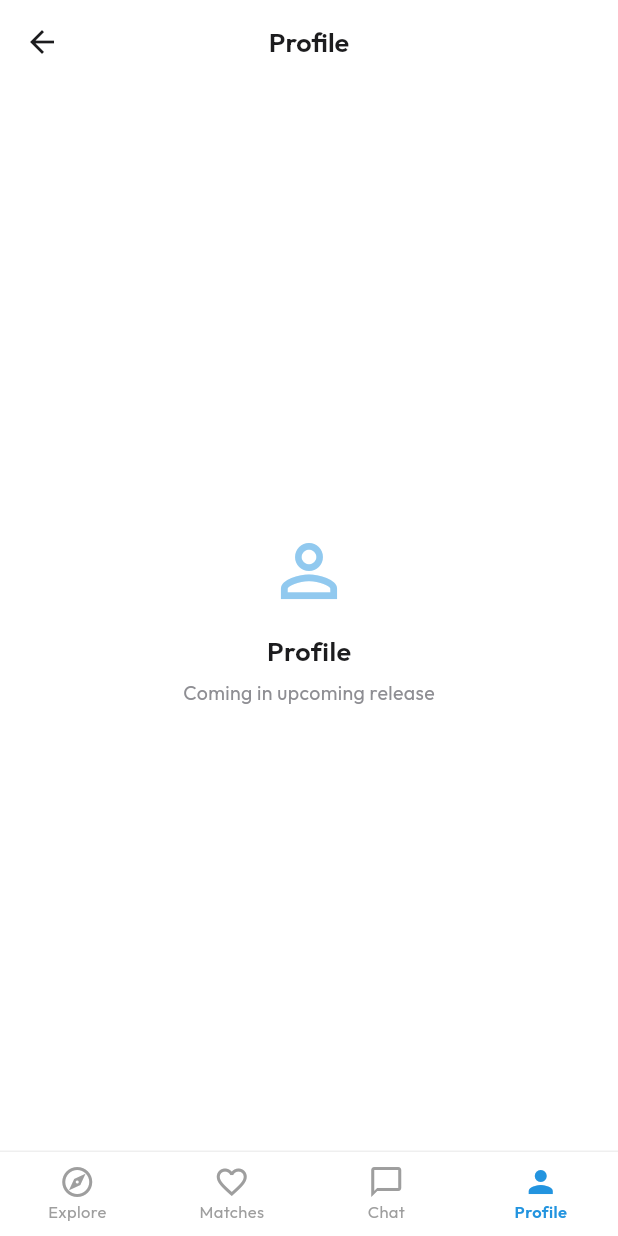
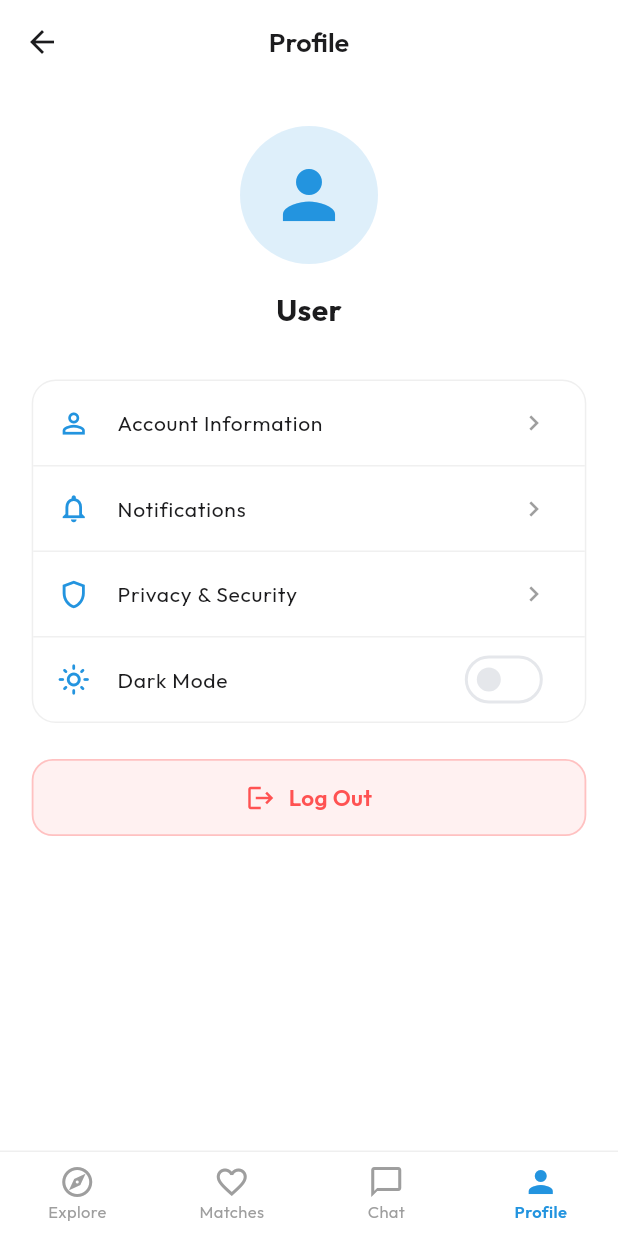
Before and after one commit to fawadahmed7456/Dream_Cather_App, a Flutter app: the MainNavigationScreen screen opened by its route, item 4 of the bottom bar chosen, on a phone screen of 412 x 824 dp. Run offline on Flutter 3.47's test engine with Material 3 defaults, Android fonts, the phone set to English and light mode, and no system bars; our stand-ins replace cached_network_image, dartz, equatable, flutter_bloc, flutter_svg, font_awesome_flutter and 9 more; accounts and stored records are empty; network calls fail.

Commit message:
settings implemented

```diff
--- a/frontend/lib/main.dart
+++ b/frontend/lib/main.dart
@@ -32,6 +32,6 @@ void main() async {
     Log.e('Boot', '[3/3] Service locator FAILED: $e');
   }
 
-  runApp(const SafarShare());
+  runApp(const DreamCatcher());
   Log.i('Boot', 'runApp dispatched');
 }
--- a/frontend/lib/src/safar_share.dart
+++ b/frontend/lib/src/dream_catcher.dart
@@ -1,8 +1,8 @@
 import 'package:flutter_localizations/flutter_localizations.dart';
 import 'src.dart';
 
-class SafarShare extends StatelessWidget {
-  const SafarShare({super.key});
+class DreamCatcher extends StatelessWidget {
+  const DreamCatcher({super.key});
 
   @override
   Widget build(BuildContext context) {
@@ -23,9 +23,9 @@ class SafarShare extends StatelessWidget {
                     title: 'Dream Catcher',
                     theme: AppTheme.lightTheme,
                     darkTheme: AppTheme.darkTheme,
-                    themeMode: themeState == ThemeOption.light
-                        ? ThemeMode.light
-                        : ThemeMode.dark,
+                    themeMode: themeState == ThemeOption.dark
+                        ? ThemeMode.dark
+                        : ThemeMode.light,
                     locale: locale,
                     localizationsDelegates: const [
                       GlobalMaterialLocalizations.delegate,
@@ -54,4 +54,4 @@ class SafarShare extends StatelessWidget {
 }
 
 /// DreamCatcherApp alias
-typedef DreamCatcherApp = SafarShare;
+typedef DreamCatcherApp = DreamCatcher;
--- a/frontend/lib/src/features/social/presentation/screens/main_navigation_screen.dart
+++ b/frontend/lib/src/features/social/presentation/screens/main_navigation_screen.dart
@@ -3,6 +3,7 @@ import '../../../../core/config/theme/app_colors.dart';
 import '../../../../core/config/theme/app_text_styles.dart';
 import '../../../../core/utils/size_utils.dart';
 import 'discover_communities_screen.dart';
+import 'profile_screen.dart';
 
 class MainNavigationScreen extends StatefulWidget {
   const MainNavigationScreen({super.key});
@@ -18,7 +19,7 @@ class _MainNavigationScreenState extends State<MainNavigationScreen> {
     DiscoverCommunitiesScreen(),
     _DummyTabScreen(title: 'Matches', icon: Icons.favorite_border),
     _DummyTabScreen(title: 'Chat', icon: Icons.chat_bubble_outline),
-    _DummyTabScreen(title: 'Profile', icon: Icons.person_outline),
+    ProfileScreen(),
   ];
 
   @override
--- /dev/null
+++ b/frontend/lib/src/features/social/presentation/screens/profile_screen.dart
@@ -0,0 +1,259 @@
+import 'package:flutter/material.dart';
+import 'package:flutter_bloc/flutter_bloc.dart';
+import 'package:supabase_flutter/supabase_flutter.dart';
+import '../../../../core/config/theme/app_colors.dart';
+import '../../../../core/config/theme/app_text_styles.dart';
+import '../../../../core/cubit/theme_cubit.dart';
+import '../../../../core/routes/routes_constants.dart';
+import '../../../../core/utils/size_utils.dart';
+import '../../../auth/presentation/bloc/auth_cubit.dart';
+
+class ProfileScreen extends StatefulWidget {
+  const ProfileScreen({super.key});
+
+  @override
+  State<ProfileScreen> createState() => _ProfileScreenState();
+}
+
+class _ProfileScreenState extends State<ProfileScreen> {
+  String _displayName = 'User';
+  String _email = '';
+  String _avatarUrl = '';
+  bool _isLoading = true;
+
+  @override
+  void initState() {
+    super.initState();
+    _loadUserProfile();
+  }
+
+  Future<void> _loadUserProfile() async {
+    try {
+      final user = Supabase.instance.client.auth.currentUser;
+      if (user != null) {
+        _email = user.email ?? '';
+        final res = await Supabase.instance.client
+            .from('users')
+            .select('full_name, username, avatar_url')
+            .eq('id', user.id)
+            .maybeSingle();
+
+        if (res != null && mounted) {
+          final fullName = res['full_name'] as String?;
+          final username = res['username'] as String?;
+          _displayName = (fullName != null && fullName.isNotEmpty)
+              ? fullName
+              : (username != null && username.isNotEmpty ? username : 'User');
+          _avatarUrl = res['avatar_url'] as String? ?? '';
+        }
+      }
+    } catch (_) {
+      // Keep default fallback
+    } finally {
+      if (mounted) {
+        setState(() => _isLoading = false);
+      }
+    }
+  }
+
+  Future<void> _handleLogout() async {
+    final confirmed = await showDialog<bool>(
+      context: context,
+      builder: (ctx) => AlertDialog(
+        shape: RoundedRectangleBorder(borderRadius: BorderRadius.circular(16)),
+        title: const Text('Log Out'),
+        content: const Text('Are you sure you want to log out of Dream Catcher?'),
+        actions: [
+          TextButton(
+            onPressed: () => Navigator.pop(ctx, false),
+            child: Text(
+              'Cancel',
+              style: TextStyle(color: Colors.grey.shade600),
+            ),
+          ),
+          ElevatedButton(
+            style: ElevatedButton.styleFrom(
+              backgroundColor: Colors.redAccent,
+              foregroundColor: Colors.white,
+              shape: RoundedRectangleBorder(borderRadius: BorderRadius.circular(8)),
+            ),
+            onPressed: () => Navigator.pop(ctx, true),
+            child: const Text('Log Out'),
+          ),
+        ],
+      ),
+    );
+
+    if (confirmed == true && mounted) {
+      await context.read<AuthCubit>().signOut();
+      if (mounted) {
+        Navigator.pushNamedAndRemoveUntil(
+          context,
+          Routes.kGetStarted,
+          (route) => false,
+        );
+      }
+    }
+  }
+
+  @override
+  Widget build(BuildContext context) {
+    final theme = Theme.of(context);
+    final isDark = theme.brightness == Brightness.dark;
+
+    return Scaffold(
+      backgroundColor: theme.scaffoldBackgroundColor,
+      appBar: AppBar(
+        title: Text('Profile', style: AppTextStyles.text18Semibold(context)),
+        centerTitle: true,
+        elevation: 0,
+        backgroundColor: Colors.transparent,
+      ),
+      body: _isLoading
+          ? const Center(child: CircularProgressIndicator())
+          : SingleChildScrollView(
+              padding: EdgeInsets.symmetric(horizontal: 20.w, vertical: 16.h),
+              child: Column(
+                crossAxisAlignment: CrossAxisAlignment.center,
+                children: [
+                  SizedBox(height: 12.h),
+
+                  // Avatar
+                  CircleAvatar(
+                    radius: 46.adaptSize,
+                    backgroundColor: AppColors.primary.withOpacity(0.15),
+                    backgroundImage: _avatarUrl.isNotEmpty
+                        ? NetworkImage(_avatarUrl)
+                        : null,
+                    child: _avatarUrl.isEmpty
+                        ? Icon(Icons.person, size: 52.adaptSize, color: AppColors.primary)
+                        : null,
+                  ),
+
+                  SizedBox(height: 16.h),
+
+                  // Name
+                  Text(
+                    _displayName,
+                    style: AppTextStyles.text20Bold(context),
+                  ),
+
+                  if (_email.isNotEmpty) ...[
+                    SizedBox(height: 4.h),
+                    Text(
+                      _email,
+                      style: AppTextStyles.text14Normal(context).copyWith(
+                        color: isDark ? Colors.grey.shade400 : Colors.grey.shade600,
+                      ),
+                    ),
+                  ],
+
+                  SizedBox(height: 32.h),
+
+                  // Menu card container
+                  Container(
+                    decoration: BoxDecoration(
+                      color: isDark ? AppColors.darkCard : Colors.white,
+                      borderRadius: BorderRadius.circular(16.adaptSize),
+                      border: Border.all(
+                        color: isDark ? AppColors.darkBorder : const Color(0xFFEFEFEF),
+                      ),
+                    ),
+                    child: Column(
+                      children: [
+                        _buildTile(
+                          icon: Icons.person_outline,
+                          title: 'Account Information',
+                          onTap: () {},
+                        ),
+                        Divider(height: 1, color: isDark ? AppColors.darkBorder : const Color(0xFFF0F0F0)),
+                        _buildTile(
+                          icon: Icons.notifications_none,
+                          title: 'Notifications',
+                          onTap: () {},
+                        ),
+                        Divider(height: 1, color: isDark ? AppColors.darkBorder : const Color(0xFFF0F0F0)),
+                        _buildTile(
+                          icon: Icons.shield_outlined,
+                          title: 'Privacy & Security',
+                          onTap: () {},
+                        ),
+                        Divider(height: 1, color: isDark ? AppColors.darkBorder : const Color(0xFFF0F0F0)),
+                        BlocBuilder<ThemeCubit, ThemeOption>(
+                          builder: (context, themeOption) {
+                            final isDarkMode = themeOption == ThemeOption.dark;
+                            return ListTile(
+                              leading: Icon(
+                                isDarkMode ? Icons.dark_mode_outlined : Icons.light_mode_outlined,
+                                color: AppColors.primary,
+                                size: 22.adaptSize,
+                              ),
+                              title: Text('Dark Mode', style: AppTextStyles.text14Normal(context)),
+                              trailing: Switch(
+                                value: isDarkMode,
+                                activeColor: AppColors.primary,
+                                onChanged: (_) {
+                                  context.read<ThemeCubit>().toggleTheme();
+                                },
+                              ),
+                            );
+                          },
+                        ),
+                      ],
+                    ),
+                  ),
+
+                  SizedBox(height: 24.h),
+
+                  // Logout Button
+                  InkWell(
+                    onTap: _handleLogout,
+                    borderRadius: BorderRadius.circular(14.adaptSize),
+                    child: Container(
+                      width: double.infinity,
+                      padding: EdgeInsets.symmetric(vertical: 14.h),
+                      decoration: BoxDecoration(
+                        color: Colors.redAccent.withOpacity(0.08),
+                        borderRadius: BorderRadius.circular(14.adaptSize),
+                        border: Border.all(
+                          color: Colors.redAccent.withOpacity(0.3),
+                          width: 1.2,
+                        ),
+                      ),
+                      child: Row(
+                        mainAxisAlignment: MainAxisAlignment.center,
+                        children: [
+                          const Icon(Icons.logout, color: Colors.redAccent, size: 20),
+                          SizedBox(width: 8.w),
+                          Text(
+                            'Log Out',
+                            style: AppTextStyles.text15Semibold(
+                              context,
+                              textColor: Colors.redAccent,
+                            ),
+                          ),
+                        ],
+                      ),
+                    ),
+                  ),
+
+                  SizedBox(height: 20.h),
+                ],
+              ),
+            ),
+    );
+  }
+
+  Widget _buildTile({
+    required IconData icon,
+    required String title,
+    required VoidCallback onTap,
+  }) {
+    return ListTile(
+      leading: Icon(icon, color: AppColors.primary, size: 22.adaptSize),
+      title: Text(title, style: AppTextStyles.text14Normal(context)),
+      trailing: const Icon(Icons.chevron_right, color: Colors.grey, size: 20),
+      onTap: onTap,
+    );
+  }
+}
--- a/frontend/lib/src/src.dart
+++ b/frontend/lib/src/src.dart
@@ -5,4 +5,4 @@ export 'package:equatable/equatable.dart';
 export 'core/core.dart';
 export 'shared/shared.dart';
 export 'features/features.dart';
-export 'safar_share.dart';
+export 'dream_catcher.dart';
```
Also changed, not shown: frontend/lib/src/core/cubit/theme_cubit.dart (+5 -2 lines), frontend/lib/src/features/social/presentation/screens/discover_communities_screen.dart (+32 -19 lines).
